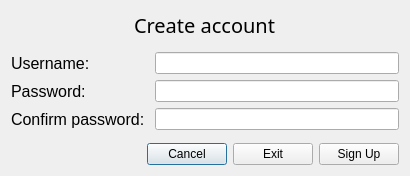
The window that signup.ui (Alligraphic/BookShelf) describes before a commit, drawn with Qt 5.
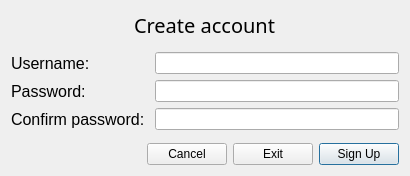
The same window after the commit.

The edit to the form file:
```diff
--- a/signup.ui
+++ b/signup.ui
@@ -174,6 +174,9 @@
        <property name="text">
         <string>Sign Up</string>
        </property>
+       <property name="default">
+        <bool>true</bool>
+       </property>
       </widget>
      </item>
     </layout>
```
